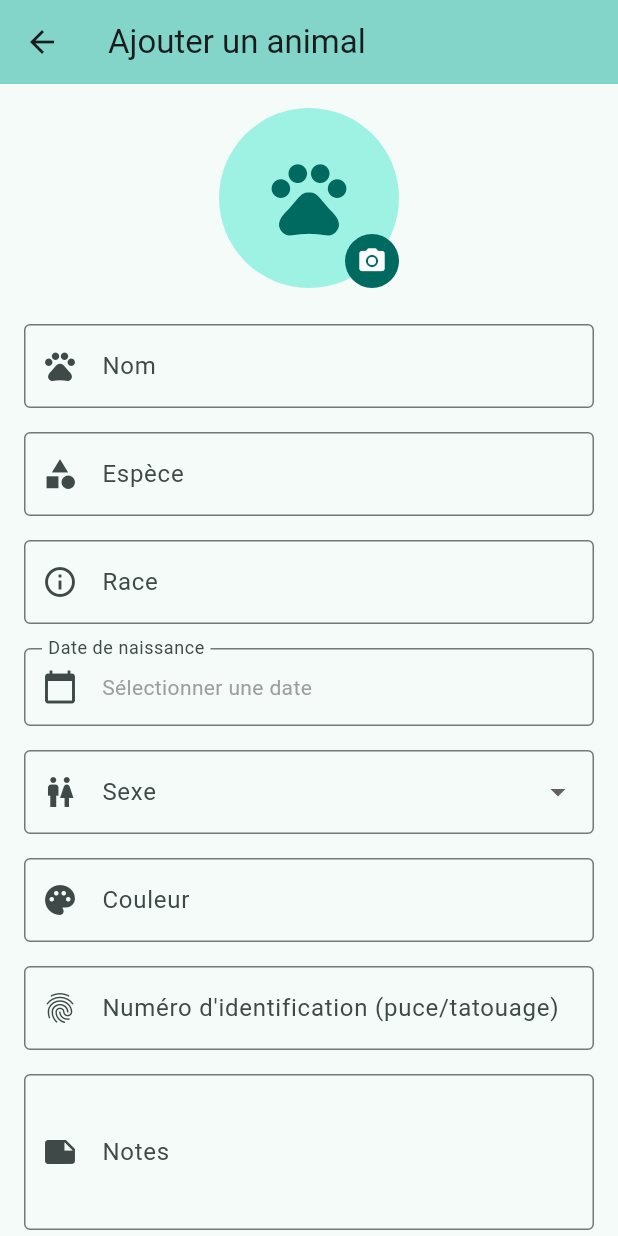
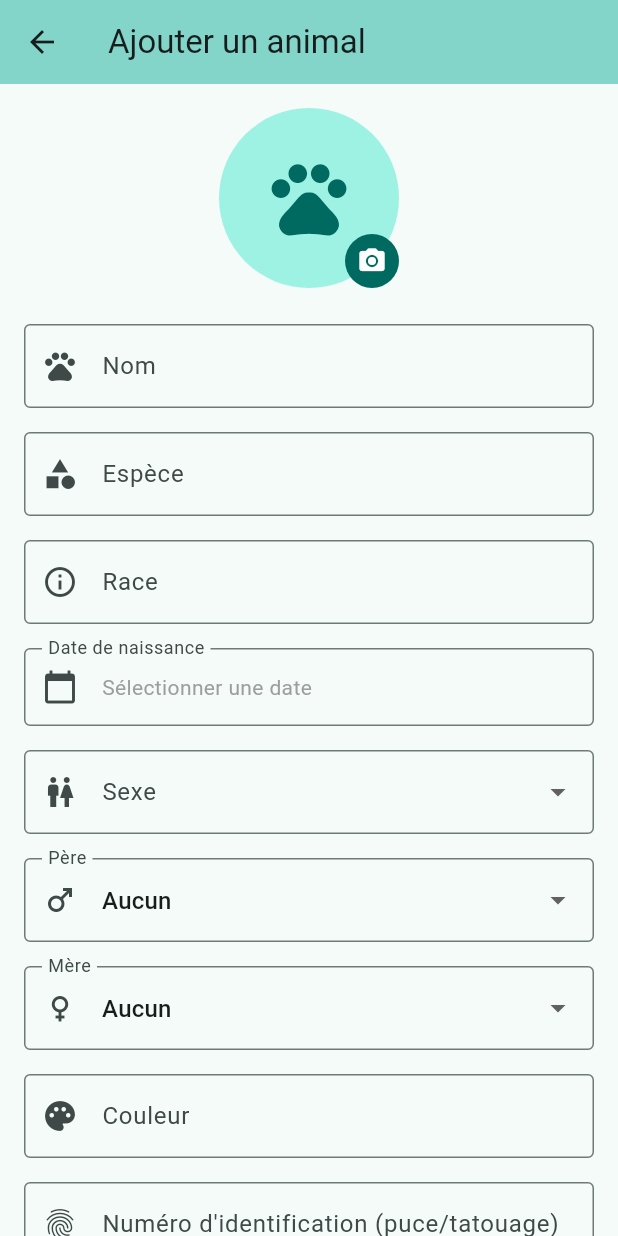
Before and after one commit to davisone/Carnet-de-sant-, a Flutter app: the AddAnimalScreen screen opened directly, on a phone screen of 412 x 824 dp. Run offline on Flutter 3.47's test engine with Material 3 defaults, Android fonts, the phone set to English and light mode, and no system bars; our stand-ins replace image_picker, shared_preferences; accounts and stored records are empty.

Commit message:
ajout des liens de parenté pour un animal et d'un arbre généalogique

```diff
--- a/carnet_sante_animaux/lib/models/animal.dart
+++ b/carnet_sante_animaux/lib/models/animal.dart
@@ -8,6 +8,8 @@ class Animal {
   final String? couleur;
   final String? numeroIdentification; // puce ou tatouage
   final String? photoPath;
+  final String? pereId; // ID du père
+  final String? mereId; // ID de la mère
   final List<Traitement> traitements;
   final List<Vaccin> vaccins;
   final List<ConsultationVeterinaire> consultations;
@@ -23,6 +25,8 @@ class Animal {
     this.couleur,
     this.numeroIdentification,
     this.photoPath,
+    this.pereId,
+    this.mereId,
     this.traitements = const [],
     this.vaccins = const [],
     this.consultations = const [],
@@ -71,6 +75,8 @@ class Animal {
       'couleur': couleur,
       'numeroIdentification': numeroIdentification,
       'photoPath': photoPath,
+      'pereId': pereId,
+      'mereId': mereId,
       'traitements': traitements.map((t) => t.toJson()).toList(),
       'vaccins': vaccins.map((v) => v.toJson()).toList(),
       'consultations': consultations.map((c) => c.toJson()).toList(),
@@ -89,6 +95,8 @@ class Animal {
       couleur: json['couleur'],
       numeroIdentification: json['numeroIdentification'],
       photoPath: json['photoPath'],
+      pereId: json['pereId'],
+      mereId: json['mereId'],
       traitements: (json['traitements'] as List?)
               ?.map((t) => Traitement.fromJson(t))
               .toList() ??
@@ -115,6 +123,8 @@ class Animal {
     String? couleur,
     String? numeroIdentification,
     String? photoPath,
+    String? pereId,
+    String? mereId,
     List<Traitement>? traitements,
     List<Vaccin>? vaccins,
     List<ConsultationVeterinaire>? consultations,
@@ -130,6 +140,8 @@ class Animal {
       couleur: couleur ?? this.couleur,
       numeroIdentification: numeroIdentification ?? this.numeroIdentification,
       photoPath: photoPath ?? this.photoPath,
+      pereId: pereId ?? this.pereId,
+      mereId: mereId ?? this.mereId,
       traitements: traitements ?? this.traitements,
       vaccins: vaccins ?? this.vaccins,
       consultations: consultations ?? this.consultations,
--- a/carnet_sante_animaux/lib/screens/add_animal_screen.dart
+++ b/carnet_sante_animaux/lib/screens/add_animal_screen.dart
@@ -29,6 +29,9 @@ class _AddAnimalScreenState extends State<AddAnimalScreen> {
   DateTime? _dateNaissance;
   String? _sexe;
   String? _photoPath;
+  String? _pereId;
+  String? _mereId;
+  List<Animal> _animaux = [];
 
   final List<String> _especesSuggestions = [
     'Chien',
@@ -56,6 +59,16 @@ class _AddAnimalScreenState extends State<AddAnimalScreen> {
     _dateNaissance = widget.animal?.dateNaissance;
     _sexe = widget.animal?.sexe;
     _photoPath = widget.animal?.photoPath;
+    _pereId = widget.animal?.pereId;
+    _mereId = widget.animal?.mereId;
+    _loadAnimaux();
+  }
+
+  Future<void> _loadAnimaux() async {
+    final animaux = await _animalService.getAnimaux();
+    setState(() {
+      _animaux = animaux;
+    });
   }
 
   Future<void> _pickImage(ImageSource source) async {
@@ -290,6 +303,60 @@ class _AddAnimalScreenState extends State<AddAnimalScreen> {
               },
             ),
             const SizedBox(height: 16),
+            DropdownButtonFormField<String>(
+              value: _pereId,
+              decoration: const InputDecoration(
+                labelText: 'Père',
+                border: OutlineInputBorder(),
+                prefixIcon: Icon(Icons.male),
+                hintText: 'Sélectionner le père (optionnel)',
+              ),
+              items: [
+                const DropdownMenuItem<String>(
+                  value: null,
+                  child: Text('Aucun'),
+                ),
+                ..._animaux
+                    .where((a) =>
+                        a.sexe == 'Mâle' &&
+                        a.id != widget.animal?.id)
+                    .map((a) => DropdownMenuItem(
+                          value: a.id,
+                          child: Text('${a.nom} (${a.race})'),
+                        )),
+              ],
+              onChanged: (value) {
+                setState(() => _pereId = value);
+              },
+            ),
+            const SizedBox(height: 16),
+            DropdownButtonFormField<String>(
+              value: _mereId,
+              decoration: const InputDecoration(
+                labelText: 'Mère',
+                border: OutlineInputBorder(),
+                prefixIcon: Icon(Icons.female),
+                hintText: 'Sélectionner la mère (optionnel)',
+              ),
+              items: [
+                const DropdownMenuItem<String>(
+                  value: null,
+                  child: Text('Aucun'),
+                ),
+                ..._animaux
+                    .where((a) =>
+                        a.sexe == 'Femelle' &&
+                        a.id != widget.animal?.id)
+                    .map((a) => DropdownMenuItem(
+                          value: a.id,
+                          child: Text('${a.nom} (${a.race})'),
+                        )),
+              ],
+              onChanged: (value) {
+                setState(() => _mereId = value);
+              },
+            ),
+            const SizedBox(height: 16),
             TextFormField(
               controller: _couleurController,
               decoration: const InputDecoration(
@@ -360,6 +427,8 @@ class _AddAnimalScreenState extends State<AddAnimalScreen> {
             ? null
             : _numeroIdController.text,
         photoPath: _photoPath,
+        pereId: _pereId,
+        mereId: _mereId,
         notes: _notesController.text.isEmpty ? null : _notesController.text,
         traitements: widget.animal?.traitements ?? [],
         vaccins: widget.animal?.vaccins ?? [],
--- a/carnet_sante_animaux/pubspec.yaml
+++ b/carnet_sante_animaux/pubspec.yaml
@@ -40,6 +40,9 @@ dependencies:
   flutter_localizations:
     sdk: flutter
   image_picker: ^1.2.1
+  firebase_core: ^4.3.0
+  cloud_firestore: ^6.1.1
+  firebase_storage: ^13.0.5
 
 dev_dependencies:
   flutter_test:
```
Also changed, not shown: carnet_sante_animaux/lib/screens/family_tree_screen.dart (added, +334 -0 lines), carnet_sante_animaux/lib/screens/home_screen.dart (+16 -0 lines), carnet_sante_animaux/lib/services/animal_service.dart (+49 -0 lines), carnet_sante_animaux/pubspec.lock, 3 other files.
